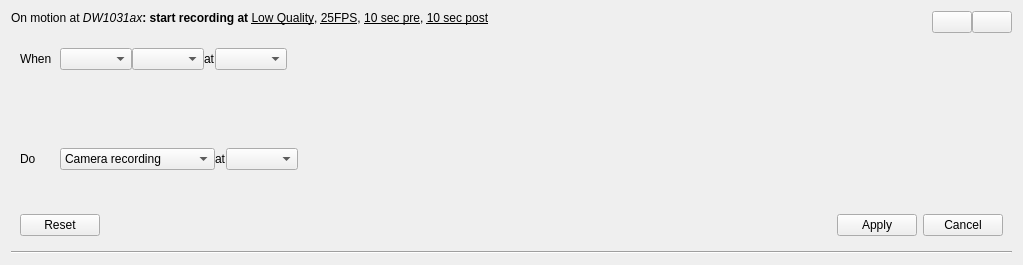
First picture: the form in client/src/ui/widgets/business/business_rule_widget.ui, repository networkoptix/nx_open, before the edit.
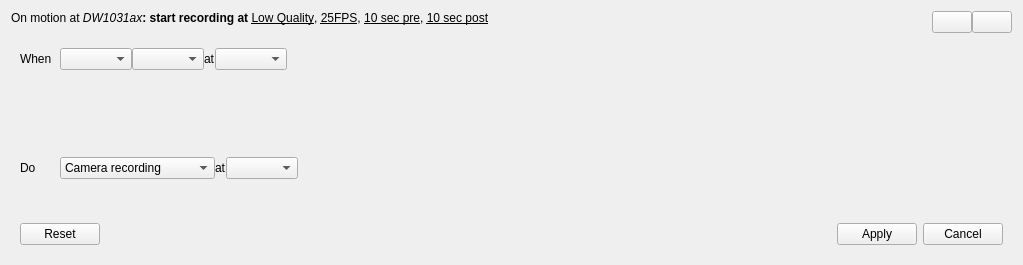
Second picture: the form after the edit. Icons and pictures are not drawn.

Commit message:
Table view of the rules //initial version
<==== Mercurial data ====>
Branch: master

Diff of the .ui file:
```diff
--- a/client/src/ui/widgets/business/business_rule_widget.ui
+++ b/client/src/ui/widgets/business/business_rule_widget.ui
@@ -362,13 +362,6 @@
      </layout>
     </widget>
    </item>
-   <item>
-    <widget class="Line" name="line">
-     <property name="orientation">
-      <enum>Qt::Horizontal</enum>
-     </property>
-    </widget>
-   </item>
   </layout>
  </widget>
  <resources/>
```
The commit also changes 4 other files.
